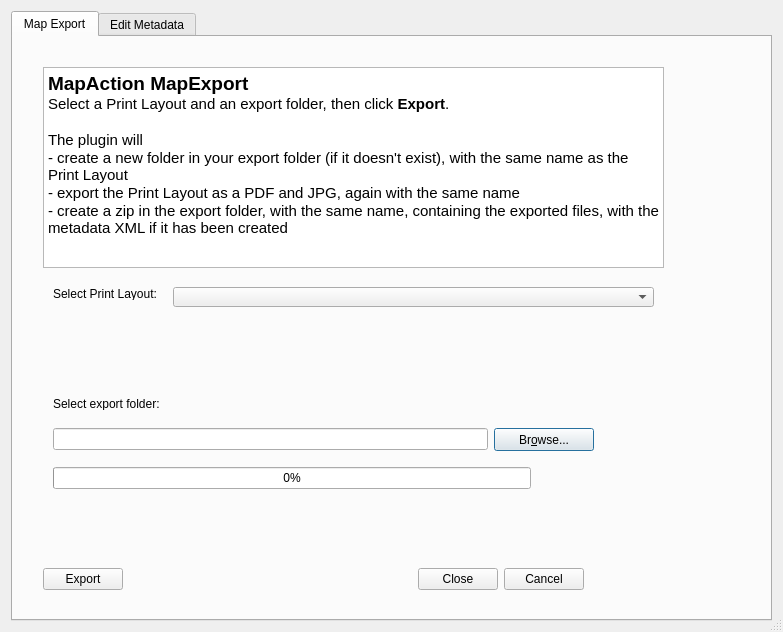
Above: map_export_dialog_base.ui from mapaction/mapexport-qgis3 before the change. Below: the same form after it.
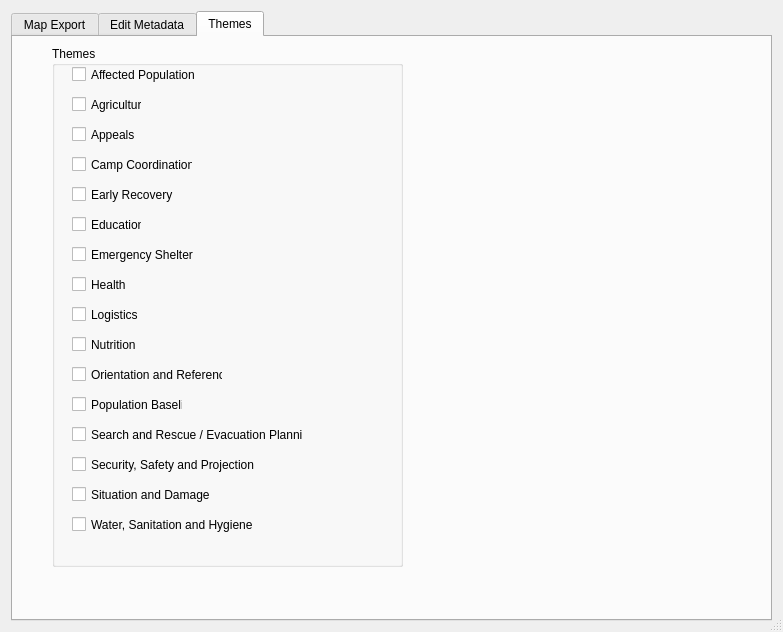
That is the form after the change. Icons and pictures are not drawn.

The edit to the form file:
```diff
--- a/map_export_dialog_base.ui
+++ b/map_export_dialog_base.ui
@@ -45,7 +45,7 @@
    <item row="0" column="0">
     <widget class="QTabWidget" name="tabWidget">
      <property name="currentIndex">
-      <number>0</number>
+      <number>2</number>
      </property>
      <widget class="QWidget" name="tab">
       <attribute name="title">
@@ -600,6 +600,299 @@
        <property name="text">
         <string>TextLabel</string>
        </property>
+      </widget>
+      <widget class="QLineEdit" name="maOperationID">
+       <property name="geometry">
+        <rect>
+         <x>370</x>
+         <y>80</y>
+         <width>141</width>
+         <height>20</height>
+        </rect>
+       </property>
+       <property name="sizePolicy">
+        <sizepolicy hsizetype="Fixed" vsizetype="Fixed">
+         <horstretch>0</horstretch>
+         <verstretch>0</verstretch>
+        </sizepolicy>
+       </property>
+      </widget>
+      <widget class="QLabel" name="label_16">
+       <property name="geometry">
+        <rect>
+         <x>290</x>
+         <y>80</y>
+         <width>46</width>
+         <height>13</height>
+        </rect>
+       </property>
+       <property name="toolTip">
+        <string extracomment="test"/>
+       </property>
+       <property name="text">
+        <string>Op ID</string>
+       </property>
+      </widget>
+      <widget class="QLineEdit" name="maSourceOrg">
+       <property name="geometry">
+        <rect>
+         <x>370</x>
+         <y>110</y>
+         <width>141</width>
+         <height>20</height>
+        </rect>
+       </property>
+       <property name="sizePolicy">
+        <sizepolicy hsizetype="Fixed" vsizetype="Fixed">
+         <horstretch>0</horstretch>
+         <verstretch>0</verstretch>
+        </sizepolicy>
+       </property>
+      </widget>
+      <widget class="QLabel" name="label_17">
+       <property name="geometry">
+        <rect>
+         <x>290</x>
+         <y>110</y>
+         <width>71</width>
+         <height>20</height>
+        </rect>
+       </property>
+       <property name="toolTip">
+        <string extracomment="test"/>
+       </property>
+       <property name="text">
+        <string>Organisation</string>
+       </property>
+      </widget>
+     </widget>
+     <widget class="QWidget" name="themesTab">
+      <attribute name="title">
+       <string>Themes</string>
+      </attribute>
+      <widget class="QGroupBox" name="themeBox">
+       <property name="geometry">
+        <rect>
+         <x>39</x>
+         <y>9</y>
+         <width>351</width>
+         <height>521</height>
+        </rect>
+       </property>
+       <property name="title">
+        <string>Themes</string>
+       </property>
+       <widget class="QCheckBox" name="affPopulation">
+        <property name="enabled">
+         <bool>true</bool>
+        </property>
+        <property name="geometry">
+         <rect>
+          <x>20</x>
+          <y>20</y>
+          <width>161</width>
+          <height>17</height>
+         </rect>
+        </property>
+        <property name="text">
+         <string>Affected Population</string>
+        </property>
+       </widget>
+       <widget class="QCheckBox" name="agriculture">
+        <property name="geometry">
+         <rect>
+          <x>20</x>
+          <y>50</y>
+          <width>70</width>
+          <height>17</height>
+         </rect>
+        </property>
+        <property name="text">
+         <string>Agriculture</string>
+        </property>
+       </widget>
+       <widget class="QCheckBox" name="appeals">
+        <property name="geometry">
+         <rect>
+          <x>20</x>
+          <y>80</y>
+          <width>70</width>
+          <height>17</height>
+         </rect>
+        </property>
+        <property name="text">
+         <string>Appeals</string>
+        </property>
+       </widget>
+       <widget class="QCheckBox" name="campCoordination">
+        <property name="geometry">
+         <rect>
+          <x>20</x>
+          <y>110</y>
+          <width>121</width>
+          <height>17</height>
+         </rect>
+        </property>
+        <property name="text">
+         <string>Camp Coordination</string>
+        </property>
+       </widget>
+       <widget class="QCheckBox" name="earlyRecovery">
+        <property name="geometry">
+         <rect>
+          <x>20</x>
+          <y>140</y>
+          <width>121</width>
+          <height>17</height>
+         </rect>
+        </property>
+        <property name="text">
+         <string>Early Recovery</string>
+        </property>
+       </widget>
+       <widget class="QCheckBox" name="education">
+        <property name="geometry">
+         <rect>
+          <x>20</x>
+          <y>170</y>
+          <width>70</width>
+          <height>17</height>
+         </rect>
+        </property>
+        <property name="text">
+         <string>Education</string>
+        </property>
+       </widget>
+       <widget class="QCheckBox" name="shelter">
+        <property name="geometry">
+         <rect>
+          <x>20</x>
+          <y>200</y>
+          <width>131</width>
+          <height>17</height>
+         </rect>
+        </property>
+        <property name="text">
+         <string>Emergency Shelter</string>
+        </property>
+       </widget>
+       <widget class="QCheckBox" name="health">
+        <property name="geometry">
+         <rect>
+          <x>20</x>
+          <y>230</y>
+          <width>70</width>
+          <height>17</height>
+         </rect>
+        </property>
+        <property name="text">
+         <string>Health</string>
+        </property>
+       </widget>
+       <widget class="QCheckBox" name="logistics">
+        <property name="geometry">
+         <rect>
+          <x>20</x>
+          <y>260</y>
+          <width>70</width>
+          <height>17</height>
+         </rect>
+        </property>
+        <property name="text">
+         <string>Logistics</string>
+        </property>
+       </widget>
+       <widget class="QCheckBox" name="nutrition">
+        <property name="geometry">
+         <rect>
+          <x>20</x>
+          <y>290</y>
+          <width>70</width>
+          <height>17</height>
+         </rect>
+        </property>
+        <property name="text">
+         <string>Nutrition</string>
+        </property>
+       </widget>
+       <widget class="QCheckBox" name="orientationReference">
+        <property name="geometry">
+         <rect>
+          <x>20</x>
+          <y>320</y>
+          <width>151</width>
+          <height>17</height>
+         </rect>
+        </property>
+        <property name="text">
+         <string>Orientation and Reference</string>
+        </property>
+       </widget>
+       <widget class="QCheckBox" name="popBaseline">
+        <property name="geometry">
+         <rect>
+          <x>20</x>
+          <y>350</y>
+          <width>111</width>
+          <height>17</height>
+         </rect>
+        </property>
+        <property name="text">
+         <string>Population Baseline</string>
+        </property>
+       </widget>
+       <widget class="QCheckBox" name="sarEvacuation">
+        <property name="geometry">
+         <rect>
+          <x>20</x>
+          <y>380</y>
+          <width>231</width>
+          <height>17</height>
+         </rect>
+        </property>
+        <property name="text">
+         <string>Search and Rescue / Evacuation Planning</string>
+        </property>
+       </widget>
+       <widget class="QCheckBox" name="secSafety">
+        <property name="geometry">
+         <rect>
+          <x>20</x>
+          <y>410</y>
+          <width>251</width>
+          <height>17</height>
+         </rect>
+        </property>
+        <property name="text">
+         <string>Security, Safety and Projection</string>
+        </property>
+       </widget>
+       <widget class="QCheckBox" name="sitDamage">
+        <property name="geometry">
+         <rect>
+          <x>20</x>
+          <y>440</y>
+          <width>151</width>
+          <height>17</height>
+         </rect>
+        </property>
+        <property name="text">
+         <string>Situation and Damage</string>
+        </property>
+       </widget>
+       <widget class="QCheckBox" name="wash">
+        <property name="geometry">
+         <rect>
+          <x>20</x>
+          <y>470</y>
+          <width>191</width>
+          <height>17</height>
+         </rect>
+        </property>
+        <property name="text">
+         <string>Water, Sanitation and Hygiene</string>
+        </property>
+       </widget>
       </widget>
      </widget>
     </widget>
```
Left out of the diff: 5 changed lines with no effect on the pictures.
